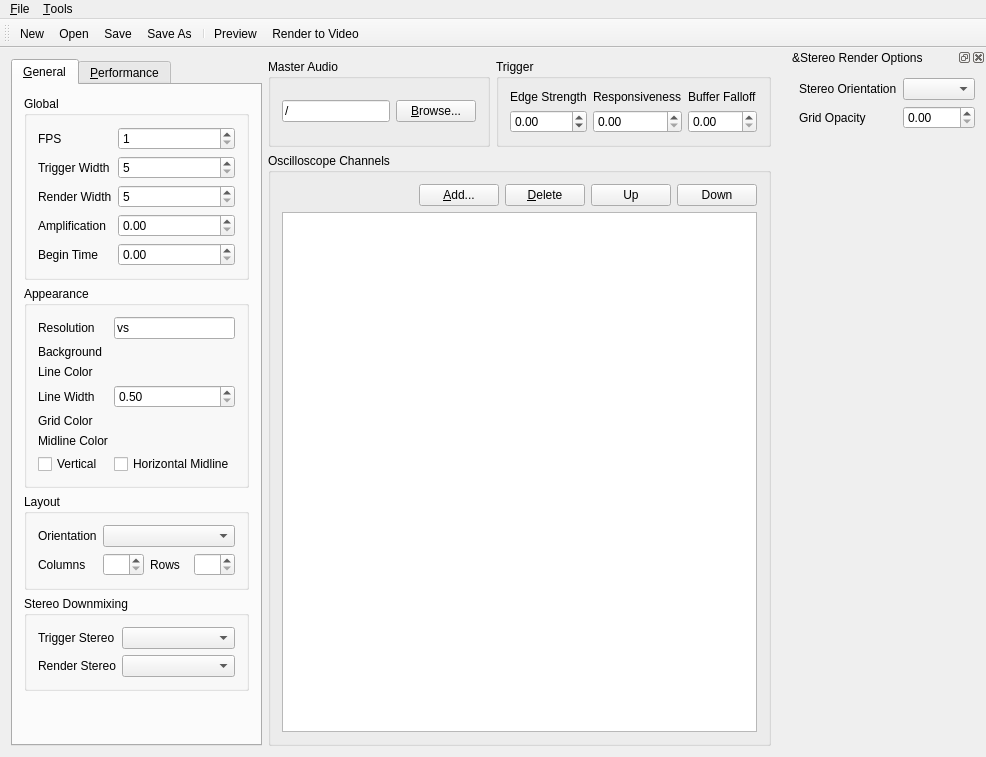
Old version of the form corrscope/gui/mainwindow.ui in the repository corrscope/corrscope.
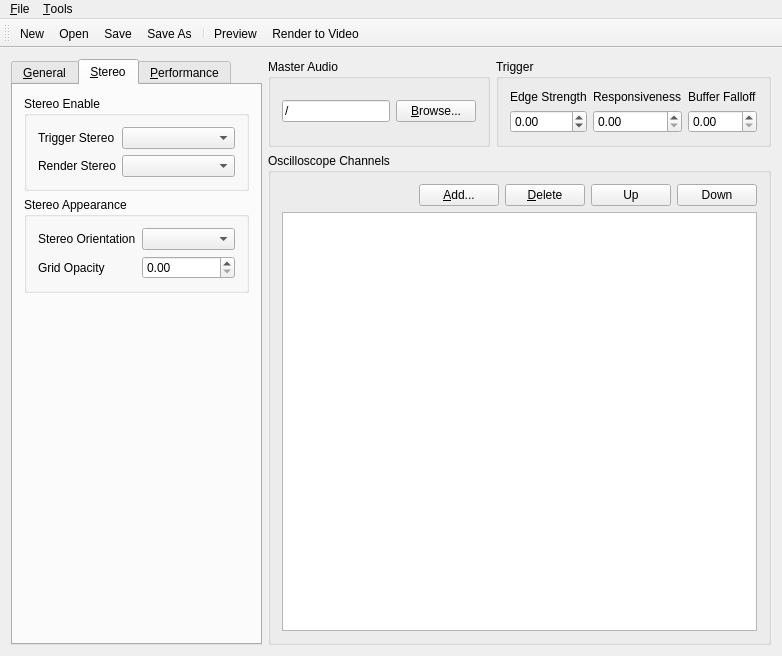
New version of the form. The open tabs and pages were chosen to show the change. Custom widgets are drawn as their Qt base class.

Commit message: Move all stereo options to Stereo tab

What changed in the file:
```diff
--- a/corrscope/gui/mainwindow.ui
+++ b/corrscope/gui/mainwindow.ui
@@ -268,9 +268,29 @@
          </widget>
         </item>
         <item>
+         <spacer name="verticalSpacer_2">
+          <property name="orientation">
+           <enum>Qt::Vertical</enum>
+          </property>
+          <property name="sizeHint" stdset="0">
+           <size>
+            <width>20</width>
+            <height>40</height>
+           </size>
+          </property>
+         </spacer>
+        </item>
+       </layout>
+      </widget>
+      <widget class="QWidget" name="tabStereo">
+       <attribute name="title">
+        <string>&amp;Stereo</string>
+       </attribute>
+       <layout class="QVBoxLayout" name="verticalLayout_3">
+        <item>
          <widget class="QGroupBox" name="optionStereo">
           <property name="title">
-           <string>Stereo Downmixing</string>
+           <string>Stereo Enable</string>
           </property>
           <layout class="QFormLayout" name="formLayout_8">
            <item row="0" column="0">
@@ -297,7 +317,43 @@
          </widget>
         </item>
         <item>
-         <spacer name="verticalSpacer_2">
+         <widget class="QGroupBox" name="dockStereo_2">
+          <property name="title">
+           <string>Stereo Appearance</string>
+          </property>
+          <layout class="QFormLayout" name="formLayout_7">
+           <item row="0" column="0">
+            <widget class="QLabel" name="layout__stereo_orientationL">
+             <property name="text">
+              <string>Stereo Orientation</string>
+             </property>
+            </widget>
+           </item>
+           <item row="0" column="1">
+            <widget class="BoundComboBox" name="layout__stereo_orientation"/>
+           </item>
+           <item row="1" column="0">
+            <widget class="QLabel" name="render__stereo_grid_opacityL">
+             <property name="text">
+              <string>Grid Opacity</string>
+             </property>
+            </widget>
+           </item>
+           <item row="1" column="1">
+            <widget class="QDoubleSpinBox" name="render__stereo_grid_opacity">
+             <property name="maximum">
+              <double>1.000000000000000</double>
+             </property>
+             <property name="singleStep">
+              <double>0.250000000000000</double>
+             </property>
+            </widget>
+           </item>
+          </layout>
+         </widget>
+        </item>
+        <item>
+         <spacer name="verticalSpacer_3">
           <property name="orientation">
            <enum>Qt::Vertical</enum>
           </property>
@@ -602,51 +658,6 @@
    <addaction name="actionPreview"/>
    <addaction name="actionRender"/>
   </widget>
-  <widget class="QDockWidget" name="dockStereo">
-   <property name="windowTitle">
-    <string>&amp;Stereo Render Options</string>
-   </property>
-   <attribute name="dockWidgetArea">
-    <number>2</number>
-   </attribute>
-   <widget class="QWidget" name="dockWidgetContents">
-    <property name="sizePolicy">
-     <sizepolicy hsizetype="Fixed" vsizetype="Fixed">
-      <horstretch>0</horstretch>
-      <verstretch>0</verstretch>
-     </sizepolicy>
-    </property>
-    <layout class="QFormLayout" name="formLayout_6">
-     <item row="0" column="0">
-      <widget class="QLabel" name="layout__stereo_orientationL">
-       <property name="text">
-        <string>Stereo Orientation</string>
-       </property>
-      </widget>
-     </item>
-     <item row="0" column="1">
-      <widget class="BoundComboBox" name="layout__stereo_orientation"/>
-     </item>
-     <item row="1" column="0">
-      <widget class="QLabel" name="render__stereo_grid_opacityL">
-       <property name="text">
-        <string>Grid Opacity</string>
-       </property>
-      </widget>
-     </item>
-     <item row="1" column="1">
-      <widget class="QDoubleSpinBox" name="render__stereo_grid_opacity">
-       <property name="maximum">
-        <double>1.000000000000000</double>
-       </property>
-       <property name="singleStep">
-        <double>0.250000000000000</double>
-       </property>
-      </widget>
-     </item>
-    </layout>
-   </widget>
-  </widget>
   <action name="actionOpen">
    <property name="text">
     <string>&amp;Open</string>
```
